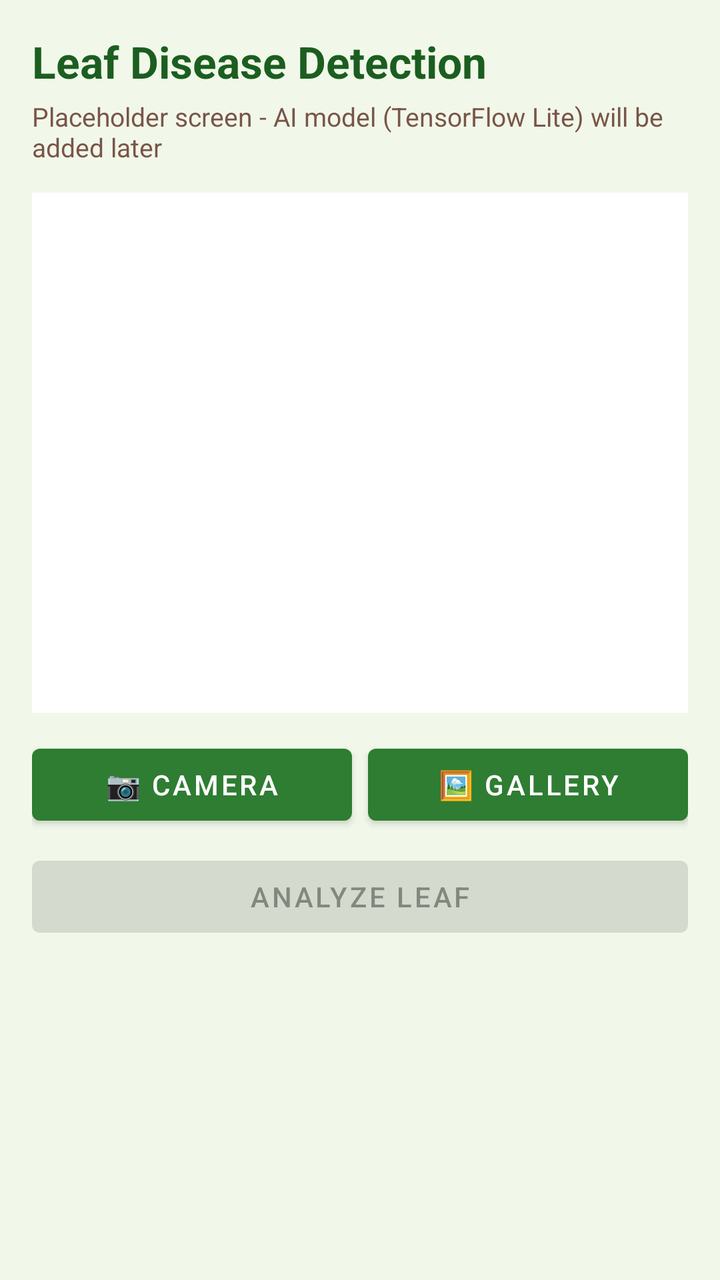
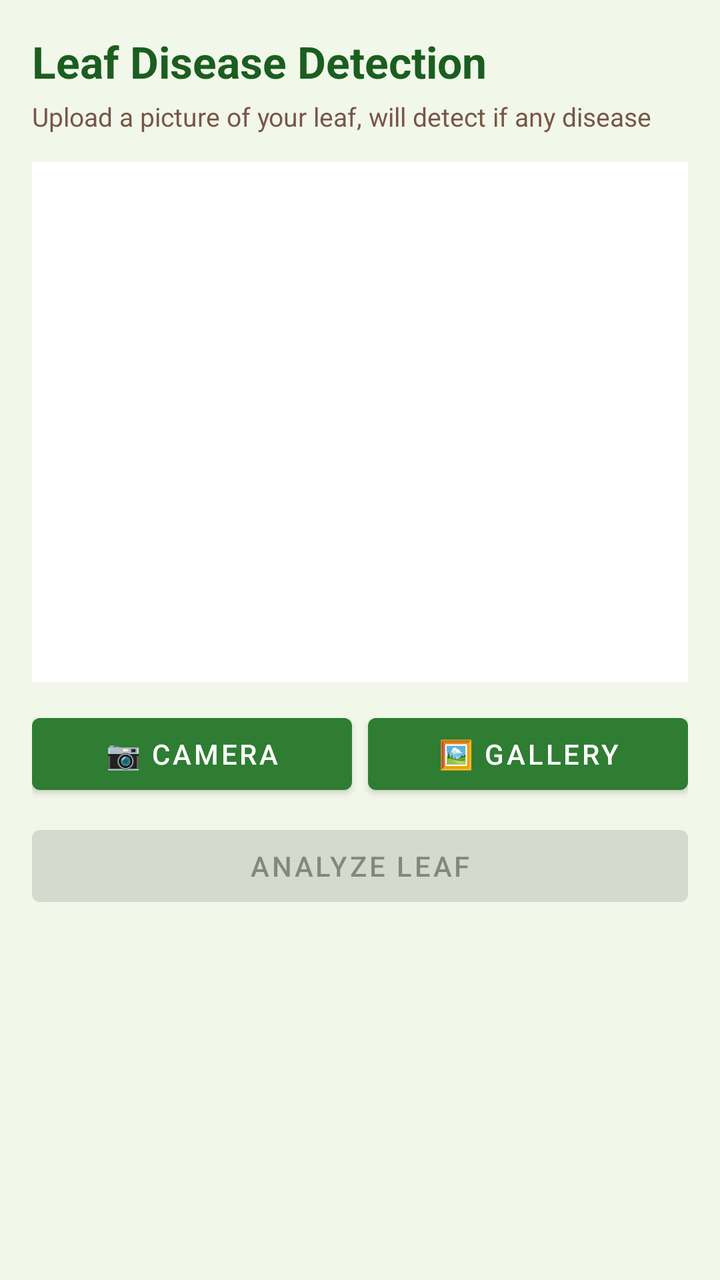

Before-and-after screenshots of an Android layout around one commit, followed by the original layout XML and the change that was made.
<!-- AndroidManifest.xml: application theme Theme.KisanBandhu -->
<!-- res/layout/activity_leaf_disease.xml -->
<?xml version="1.0" encoding="utf-8"?>
<ScrollView xmlns:android="http://schemas.android.com/apk/res/android"
    android:layout_width="match_parent"
    android:layout_height="match_parent"
    android:background="@color/background_light">

    <LinearLayout
        android:layout_width="match_parent"
        android:layout_height="wrap_content"
        android:orientation="vertical"
        android:padding="16dp">

        <TextView
            android:layout_width="match_parent"
            android:layout_height="wrap_content"
            android:text="Leaf Disease Detection"
            android:textSize="22sp"
            android:textStyle="bold"
            android:textColor="@color/green_dark" />

        <TextView
            android:layout_width="match_parent"
            android:layout_height="wrap_content"
            android:layout_marginTop="4dp"
            android:text="Placeholder screen - AI model (TensorFlow Lite) will be added later"
            android:textSize="13sp"
            android:textColor="@color/brown_soil" />

        <ImageView
            android:id="@+id/ivLeaf"
            android:layout_width="match_parent"
            android:layout_height="260dp"
            android:layout_marginTop="14dp"
            android:background="@color/white"
            android:scaleType="centerInside"
            android:contentDescription="Selected leaf photo" />

        <LinearLayout
            android:layout_width="match_parent"
            android:layout_height="wrap_content"
            android:layout_marginTop="12dp"
            android:orientation="horizontal">

            <Button
                android:id="@+id/btnCamera"
                android:layout_width="0dp"
                android:layout_height="wrap_content"
                android:layout_weight="1"
                android:layout_marginEnd="4dp"
                android:text="📷 Camera" />

            <Button
                android:id="@+id/btnGallery"
                android:layout_width="0dp"
                android:layout_height="wrap_content"
                android:layout_weight="1"
                android:layout_marginStart="4dp"
                android:text="🖼 Gallery" />
        </LinearLayout>

        <Button
            android:id="@+id/btnAnalyze"
            android:layout_width="match_parent"
            android:layout_height="wrap_content"
            android:layout_marginTop="8dp"
            android:enabled="false"
            android:text="Analyze Leaf" />

        <TextView
            android:id="@+id/tvResult"
            android:layout_width="match_parent"
            android:layout_height="wrap_content"
            android:layout_marginTop="14dp"
            android:textSize="14sp"
            android:textColor="@color/text_dark" />

    </LinearLayout>
</ScrollView>
<!-- resources referenced by this layout -->
<resources>
  <color name="background_light">#F1F8E9</color>
  <color name="brown_soil">#795548</color>
  <color name="green_dark">#1B5E20</color>
  <color name="text_dark">#212121</color>
  <color name="white">#FFFFFF</color>
  <style name="Theme.KisanBandhu" parent="Theme.MaterialComponents.DayNight.NoActionBar">
          <item name="colorPrimary">@color/green_primary</item>
          <item name="colorPrimaryDark">@color/green_dark</item>
          <item name="colorAccent">@color/yellow_wheat</item>
          <item name="android:windowBackground">@color/background_light</item>
      </style>
  <color name="green_primary">#2E7D32</color>
  <color name="yellow_wheat">#FBC02D</color>
</resources>

<!-- the commit's change to res/layout/activity_leaf_disease.xml (unified diff, before → after) -->
@@ -22,7 +22,7 @@
             android:layout_width="match_parent"
             android:layout_height="wrap_content"
             android:layout_marginTop="4dp"
-            android:text="Placeholder screen - AI model (TensorFlow Lite) will be added later"
+            android:text="Upload a picture of your leaf, will detect if any disease"
             android:textSize="13sp"
             android:textColor="@color/brown_soil" />
 
